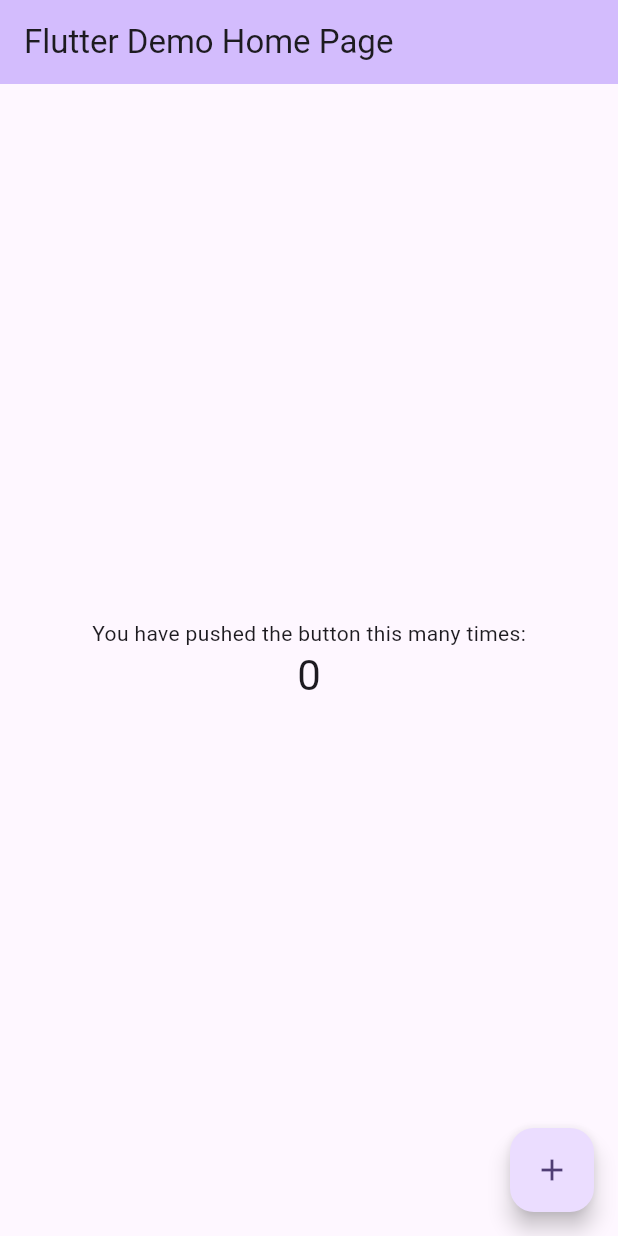
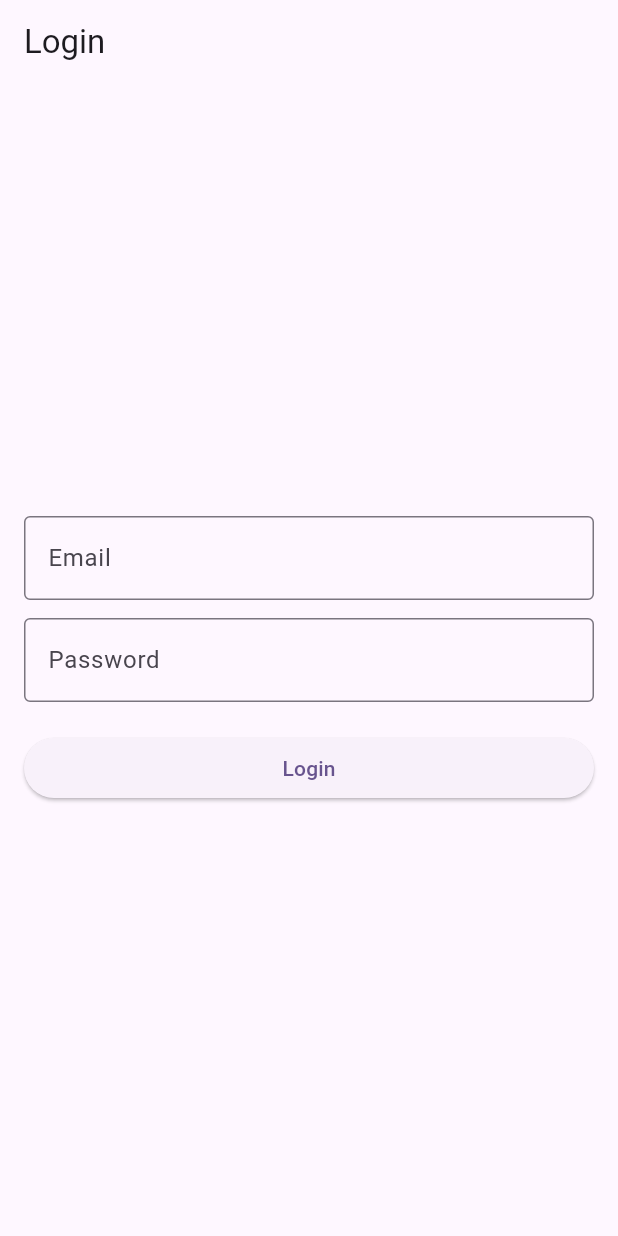
Before and after one commit to Draude003/practices, a Flutter app: the screen it shows after launch, on a phone screen of 412 x 824 dp. Run offline on Flutter 3.47's test engine with Material 3 defaults, Android fonts, the phone set to English and light mode, and no system bars.

Commit message:
Add login form

```diff
--- /dev/null
+++ b/lib/login.dart
@@ -0,0 +1,65 @@
+import 'package:flutter/material.dart';
+
+class LoginPage extends StatefulWidget {
+  const LoginPage({super.key});
+
+  @override
+  State<LoginPage> createState() => _LoginPageState();
+}
+
+class _LoginPageState extends State<LoginPage> {
+  final _emailController = TextEditingController();
+  final _passwordController = TextEditingController();
+
+  void _login() {
+    final email = _emailController.text;
+    final password = _passwordController.text;
+
+    // temporary lang — pang test
+    debugPrint('Email: $email');
+    debugPrint('Password: $password');
+
+    ScaffoldMessenger.of(context).showSnackBar(
+      const SnackBar(content: Text('Login button clicked')),
+    );
+  }
+
+  @override
+  Widget build(BuildContext context) {
+    return Scaffold(
+      appBar: AppBar(title: const Text('Login')),
+      body: Padding(
+        padding: const EdgeInsets.all(16),
+        child: Column(
+          mainAxisAlignment: MainAxisAlignment.center,
+          children: [
+            TextField(
+              controller: _emailController,
+              decoration: const InputDecoration(
+                labelText: 'Email',
+                border: OutlineInputBorder(),
+              ),
+            ),
+            const SizedBox(height: 12),
+            TextField(
+              controller: _passwordController,
+              obscureText: true,
+              decoration: const InputDecoration(
+                labelText: 'Password',
+                border: OutlineInputBorder(),
+              ),
+            ),
+            const SizedBox(height: 20),
+            SizedBox(
+              width: double.infinity,
+              child: ElevatedButton(
+                onPressed: _login,
+                child: const Text('Login'),
+              ),
+            ),
+          ],
+        ),
+      ),
+    );
+  }
+}
--- a/lib/main.dart
+++ b/lib/main.dart
@@ -1,4 +1,5 @@
 import 'package:flutter/material.dart';
+import 'package:tkd/login.dart';
 
 void main() {
   runApp(const MyApp());
@@ -30,7 +31,7 @@ class MyApp extends StatelessWidget {
         // tested with just a hot reload.
         colorScheme: .fromSeed(seedColor: Colors.deepPurple),
       ),
-      home: const MyHomePage(title: 'Flutter Demo Home Page'),
+      home: const LoginPage(),
     );
   }
 }
```
